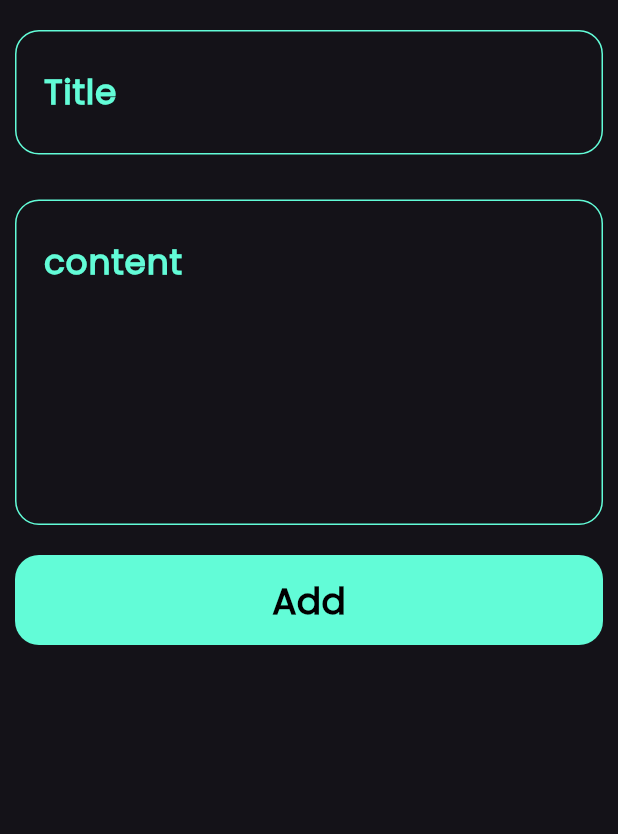
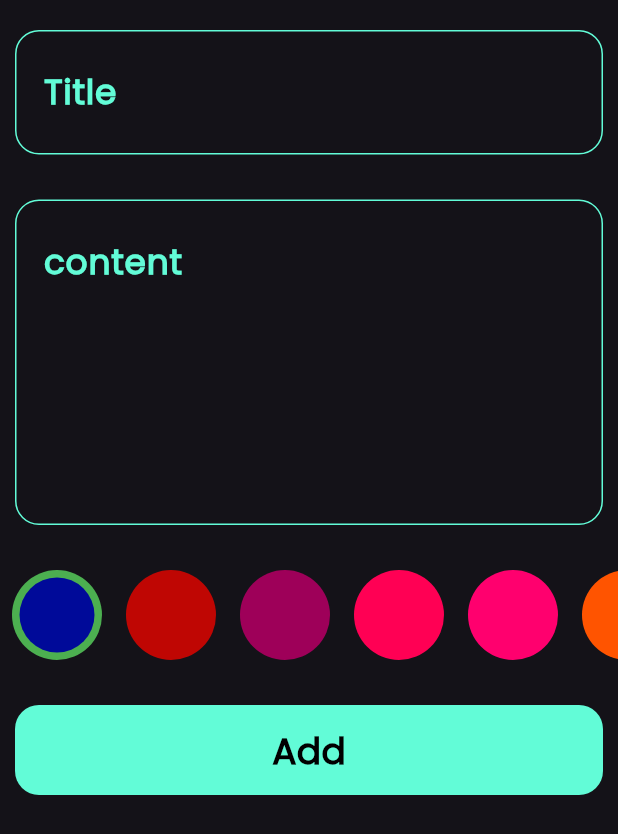
Before and after one commit to mostafacoding2/note_app, a Flutter app: the AddNoteForm widget shown alone on an empty page, opened directly, on a phone screen of 412 x 824 dp. Shown: the top 834 px of the screen. Run offline on Flutter 3.47's test engine with Material 3 defaults, Android fonts, the phone set to English and light mode, and no system bars; our stand-ins replace flutter_bloc, hive, hive_flutter; accounts and stored records are empty.

Commit message:
finish add note and change color

```diff
--- /dev/null
+++ b/lib/changecolor/Item_color.dart
@@ -0,0 +1,17 @@
+import 'package:flutter/material.dart';
+class ItemColor extends StatelessWidget {
+   ItemColor({super.key,required this.color,this.isactive=true});
+ Color color;
+final  bool isactive;
+  @override
+  Widget build(BuildContext context) {
+return Padding(padding: EdgeInsets.all(8),
+  child: isactive?  CircleAvatar(radius: 30,
+    backgroundColor: Colors.green,
+    child: CircleAvatar(radius: 25,
+      backgroundColor: color),)
+      :CircleAvatar(radius: 30,
+  backgroundColor: color),
+);
+  }
+}
--- /dev/null
+++ b/lib/changecolor/ListView_color.dart
@@ -0,0 +1,38 @@
+import 'package:flutter/material.dart';
+import 'package:flutter_bloc/flutter_bloc.dart';
+import 'package:note_app/changecolor/Item_color.dart';
+import 'package:note_app/constants/constants.dart';
+import 'package:note_app/cubits/addNote/add_note_cubit.dart';
+class ListViewColor extends StatefulWidget {
+  const ListViewColor({super.key});
+
+  @override
+  State<ListViewColor> createState() => _ListViewColorState();
+}
+
+class _ListViewColorState extends State<ListViewColor> {
+  int currentindex=0;
+  @override
+  Widget build(BuildContext context) {
+
+    return SizedBox(height: 50*2,
+      child: ListView.builder(scrollDirection: Axis.horizontal,
+          itemCount:keycolors.length ,
+          itemBuilder: (context,index)
+      {
+        return GestureDetector(
+            onTap: (){
+              currentindex=index;
+BlocProvider.of<AddNoteCubit>(context).color=keycolors[index];
+setState(() {
+
+});
+
+
+            },
+            child: ItemColor(color:keycolors[index],isactive: currentindex==index?true:false,));
+
+      }),
+    );
+  }
+}
--- a/lib/cubits/addNote/add_note_cubit.dart
+++ b/lib/cubits/addNote/add_note_cubit.dart
@@ -4,14 +4,16 @@ import 'package:hive_flutter/hive_flutter.dart';
 import 'package:note_app/constants/constants.dart';
 import 'package:note_app/models/note_model.dart';
 part'add_note_states.dart';
-class AddNoteCubit extends Cubit<NoteStates>{
-
+class AddNoteCubit extends Cubit<AddNoteStates>{
   AddNoteCubit():super(initialAddNoteStates());
-  addNote(NoteModel note)async
+ Color color=Colors.white;
+addNote(NoteModel note)async
   {
+    note.color=color.value;
     emit(LoadingAddNoteStates());
     try{
    var notesbox=  Hive.box<NoteModel>(keybox);
+
     await notesbox.add(note);
       emit(SuccessAddNoteStates());
     }
--- a/lib/cubits/addNote/add_note_states.dart
+++ b/lib/cubits/addNote/add_note_states.dart
@@ -1,14 +1,14 @@
 part of'add_note_cubit.dart';
 @immutable
-abstract class NoteStates{}
+abstract class AddNoteStates{}
 
-class initialAddNoteStates extends NoteStates{}
+class initialAddNoteStates extends AddNoteStates{}
 
-class LoadingAddNoteStates  extends NoteStates{}
+class LoadingAddNoteStates  extends AddNoteStates{}
 
-class SuccessAddNoteStates  extends NoteStates{}
+class SuccessAddNoteStates  extends AddNoteStates{}
 
-class FailureAddNoteStates  extends NoteStates
+class FailureAddNoteStates  extends AddNoteStates
 {
   final String errorMessage;
   FailureAddNoteStates(this.errorMessage);
--- a/lib/cubits/eidtNote/note_cubit.dart
+++ b/lib/cubits/eidtNote/note_cubit.dart
@@ -2,14 +2,16 @@ import 'package:flutter/material.dart';
 import 'package:flutter_bloc/flutter_bloc.dart';
 import 'package:hive_flutter/hive_flutter.dart';
 import 'package:note_app/constants/constants.dart';
+import 'package:note_app/models/note_model.dart';
 
 part'note_states.dart';
 class NoteCubit extends Cubit<NoteStates>{
   NoteCubit():super(initialStates());
+  List<NoteModel>?notes;
   showNote()
   {
-    var notesBox=Hive.box(keybox);
-    notesBox.values.toList();
+    var notesBox=Hive.box<NoteModel>(keybox);
+  notes=  notesBox.values.toList();
     emit(SuccessStates());
   }
 
--- a/lib/customs/custom_buton.dart
+++ b/lib/customs/custom_buton.dart
@@ -3,9 +3,10 @@ import 'package:flutter/material.dart';
 import 'package:note_app/constants/constants.dart';
 import 'package:note_app/customs/custom_text.dart';
 class CustomButon extends StatelessWidget {
-  CustomButon({super.key,this.onTap,required this.text,});
+  CustomButon({super.key,this.onTap,required this.text,this.isLoading=true});
   VoidCallback ?onTap;
   final String text;
+  bool isLoading ;
 
   @override
   Widget build(BuildContext context) {
@@ -14,7 +15,7 @@ class CustomButon extends StatelessWidget {
         height: 60,
         width: MediaQuery.of(context).size.width,
         decoration: BoxDecoration(color: keyprimarycolor,borderRadius: BorderRadius.circular(16)),
-        child: Center(child: CustomText(text: text, color: Colors.black, fontSize: 24)),
+        child: Center(child:isLoading?CircularProgressIndicator() :  CustomText(text: text, color: Colors.black, fontSize: 24)),
 
       ),
     );
--- a/lib/widget/AddNote/add_form_note.dart
+++ b/lib/widget/AddNote/add_form_note.dart
@@ -1,32 +1,72 @@
 import 'package:flutter/material.dart';
+import 'package:flutter_bloc/flutter_bloc.dart';
+import 'package:note_app/changecolor/ListView_color.dart';
+import 'package:note_app/cubits/addNote/add_note_cubit.dart';
 import 'package:note_app/customs/custom_buton.dart';
 import 'package:note_app/customs/custom_textfiled.dart';
+import 'package:note_app/models/note_model.dart';
+import 'package:intl/intl.dart';
 class AddNoteForm extends StatefulWidget {
   AddNoteForm({super.key});
+
   @override
   State<AddNoteForm> createState() => _AddNoteFormState();
 }
+
 class _AddNoteFormState extends State<AddNoteForm> {
-
+  GlobalKey<FormState>formkey=GlobalKey();
+  String ? Title, SubTitle;
+  AutovalidateMode autovalidateMode=AutovalidateMode.disabled;
   @override
   Widget build(BuildContext context) {
-    return Column(
+    return Form(
+      key: formkey,
+      child: Column(
         children:
         [
-        CustomTextField(hintText:'Title',maxLines: 1, onSaved: (value)
+          CustomTextField(hintText:'Title',maxLines: 1, onSaved: (data)
           {
-        },),
+            Title=data;
+          },
+          ),
           CustomTextField(hintText:'content',maxLines: 7,onSaved: (data)
           {
-        }, ),
+            SubTitle=data;
+          },
+
+          ),
+          ListViewColor(),
+                BlocBuilder<AddNoteCubit,AddNoteStates>(builder: (BuildContext context, state) {  return
                    CustomButon(
+                             isLoading: state is LoadingAddNoteStates?true:false,
 
-              text: 'Add',onTap:()
-            {
+                    text: 'Add',onTap:() {
+                    if (formkey.currentState!.validate()) {
+                      formkey.currentState!.save();
 
-              },
+                      var now = DateTime.now();
+
+                      var currentDate = DateFormat.yMMMd().format(now);
+
+                      var noteModel =NoteModel(Title: Title!, color: Colors.lightBlueAccent.value, date: currentDate, subTitle: SubTitle!);
+
+                      BlocProvider.of<AddNoteCubit>(context).addNote(noteModel);
+
+
+                    }
+
+                    else {
+                      autovalidateMode = AutovalidateMode.always;
+
+                      setState(() {
+
+                      });
+                    }
+                  }
+                             );}
                 )
-      ],)
+        ],),
+    )
     ;
   }
 }
```
Also changed, not shown: lib/cubits/simple_blocobserver.dart (added, +39 -0 lines), lib/customs/cutom_item_note.dart (+22 -10 lines), lib/main.dart (+12 -5 lines), lib/widget/AddNote/add_note_floating_actionButton.dart (+38 -5 lines), lib/widget/body_note-view.dart (+16 -1 lines), lib/widget/custom_listview_item.dart (+11 -1 lines). Lines whose indentation alone changed are shown as unchanged.
